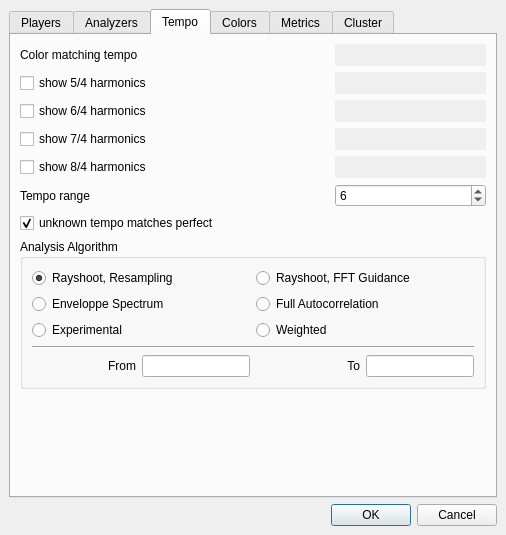
Qt form ui-bpmdj-pref.ui (mihow/bpmdj) before a commit.
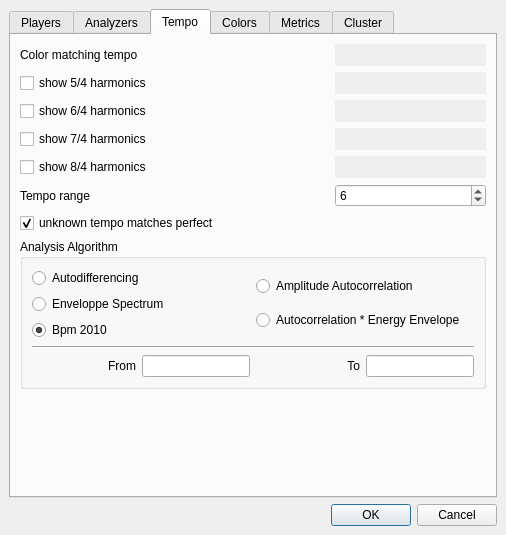
The same form after that commit. The open tabs and pages were chosen to show the change. Custom widgets are drawn as their Qt base class.

Patch:
```diff
--- a/ui-bpmdj-pref.ui
+++ b/ui-bpmdj-pref.ui
@@ -370,10 +370,10 @@
               <item>
                <widget class="QRadioButton" name="resamplingScan">
                 <property name="text">
-                 <string>Rayshoot, Resampling</string>
+                 <string>Autodifferencing</string>
                 </property>
                 <property name="checked">
-                 <bool>true</bool>
+                 <bool>false</bool>
                 </property>
                </widget>
               </item>
@@ -387,7 +387,10 @@
               <item>
                <widget class="QRadioButton" name="experimentalAlg">
                 <property name="text">
-                 <string>Experimental</string>
+                 <string>Bpm 2010</string>
+                </property>
+                <property name="checked">
+                 <bool>true</bool>
                 </property>
                </widget>
               </item>
@@ -395,27 +398,17 @@
             </item>
             <item>
              <layout class="QVBoxLayout" name="verticalLayout_2">
-              <item>
-               <widget class="QRadioButton" name="ultraLongFFT">
-                <property name="text">
-                 <string>Rayshoot, FFT Guidance</string>
-                </property>
-                <property name="checked">
-                 <bool>false</bool>
-                </property>
-               </widget>
-              </item>
               <item>
                <widget class="QRadioButton" name="fullAutoCorrelation">
                 <property name="text">
-                 <string>Full Autocorrelation</string>
+                 <string>Amplitude Autocorrelation</string>
                 </property>
                </widget>
               </item>
               <item>
                <widget class="QRadioButton" name="weightedEnvCor">
                 <property name="text">
-                 <string>Weighted</string>
+                 <string>Autocorrelation * Energy Envelope</string>
                 </property>
                </widget>
               </item>
```
